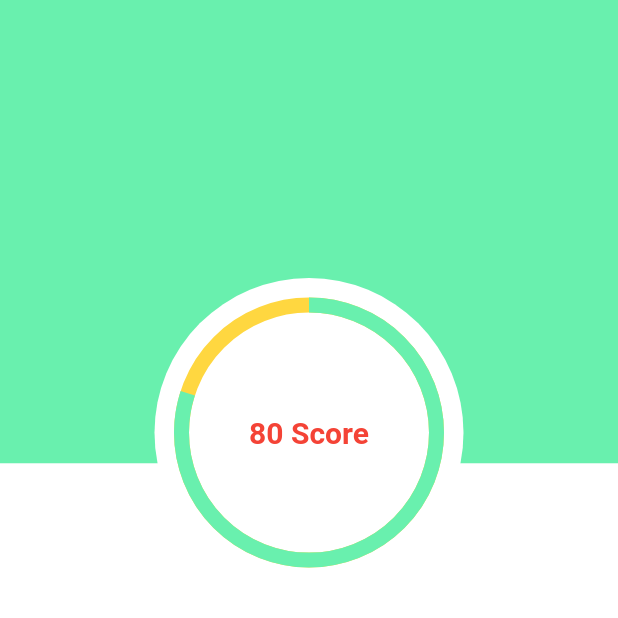
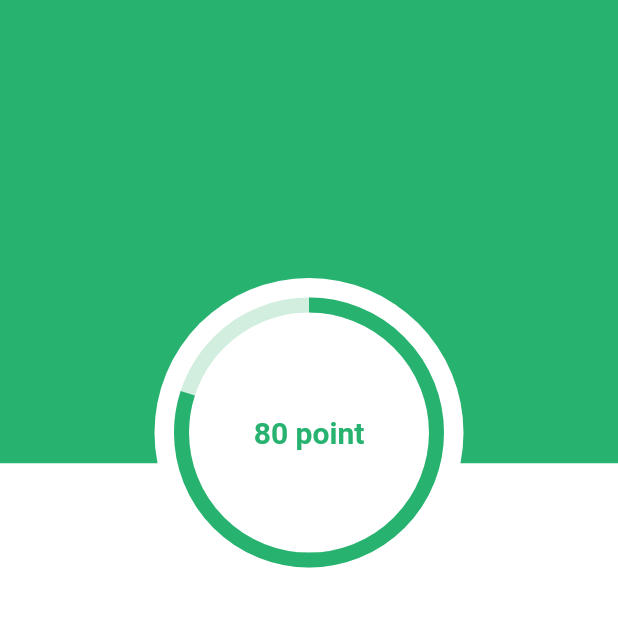
Before and after one commit to Decentralized-Recording-System/Mobile-Service, a Flutter app: the Dashboard screen opened by its route, on a phone screen of 412 x 824 dp, the top half of it. Run offline on Flutter 3.47's test engine with Material 2 defaults, Android fonts, the phone set to English and light mode, and no system bars; drawn by our look-alikes of percent_indicator; our stand-ins replace sensors_plus, smooth_page_indicator.

Commit message:
[2][22] edit color of backgound screen

```diff
--- a/lib/screens/dashboard/dashboard.dart
+++ b/lib/screens/dashboard/dashboard.dart
@@ -19,7 +19,7 @@ class Dashboard extends StatelessWidget {
             new Expanded(
               flex: 3,
               child: new Container(
-                color: Colors.greenAccent,
+                color: Color.fromARGB(255, 39, 179, 111),
               ),
             ),
             new Expanded(
@@ -43,12 +43,14 @@ class Dashboard extends StatelessWidget {
               lineWidth: 10.0,
               percent: 0.8,
               center: new Text(
-                "80 Score",
-                style:
-                    new TextStyle(fontWeight: FontWeight.bold, fontSize: 20.0),
+                "80 point",
+                style: new TextStyle(
+                    fontWeight: FontWeight.bold,
+                    fontSize: 20.0,
+                    color: Color.fromARGB(255, 39, 179, 111)),
               ),
-              backgroundColor: Colors.amberAccent,
-              progressColor: Colors.greenAccent,
+              backgroundColor: Color.fromARGB(255, 209, 238, 223),
+              progressColor: Color.fromARGB(255, 39, 179, 111),
             ),
           ),
         ),
```
